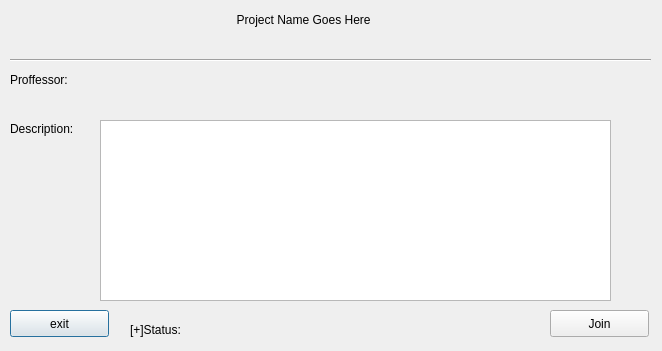
The window that D1/studentprojectview.ui (GuelorEmanuel/Team-Tech-Support) describes before a commit, drawn with Qt 5.
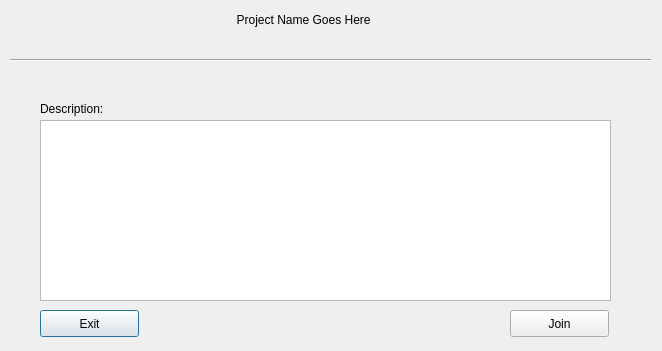
The same window after the commit.

Patch:
```diff
--- a/D1/studentprojectview.ui
+++ b/D1/studentprojectview.ui
@@ -18,7 +18,7 @@
     <rect>
      <x>220</x>
      <y>10</y>
-     <width>201</width>
+     <width>241</width>
      <height>20</height>
     </rect>
    </property>
@@ -39,25 +39,12 @@
     <enum>Qt::Horizontal</enum>
    </property>
   </widget>
-  <widget class="QLabel" name="proffessorNameLbl">
-   <property name="geometry">
-    <rect>
-     <x>10</x>
-     <y>70</y>
-     <width>331</width>
-     <height>20</height>
-    </rect>
-   </property>
-   <property name="text">
-    <string>Proffessor: </string>
-   </property>
-  </widget>
   <widget class="QTextBrowser" name="projectDescriptTb">
    <property name="geometry">
     <rect>
-     <x>100</x>
+     <x>40</x>
      <y>120</y>
-     <width>511</width>
+     <width>571</width>
      <height>181</height>
     </rect>
    </property>
@@ -65,8 +52,8 @@
   <widget class="QLabel" name="descriptionLbl">
    <property name="geometry">
     <rect>
-     <x>10</x>
-     <y>120</y>
+     <x>40</x>
+     <y>100</y>
      <width>91</width>
      <height>17</height>
     </rect>
@@ -78,20 +65,20 @@
   <widget class="QPushButton" name="leaveProjectBtn">
    <property name="geometry">
     <rect>
-     <x>10</x>
+     <x>40</x>
      <y>310</y>
      <width>99</width>
      <height>27</height>
     </rect>
    </property>
    <property name="text">
-    <string>exit</string>
+    <string>Exit</string>
    </property>
   </widget>
   <widget class="QPushButton" name="joinProjectBtn">
    <property name="geometry">
     <rect>
-     <x>550</x>
+     <x>510</x>
      <y>310</y>
      <width>99</width>
      <height>27</height>
@@ -104,14 +91,14 @@
   <widget class="QLabel" name="statusLbl">
    <property name="geometry">
     <rect>
-     <x>130</x>
+     <x>150</x>
      <y>320</y>
-     <width>391</width>
+     <width>351</width>
      <height>20</height>
     </rect>
    </property>
    <property name="text">
-    <string>[+]Status:</string>
+    <string/>
    </property>
   </widget>
  </widget>
```
Left out of the diff: 2 changed lines with no effect on the pictures.
